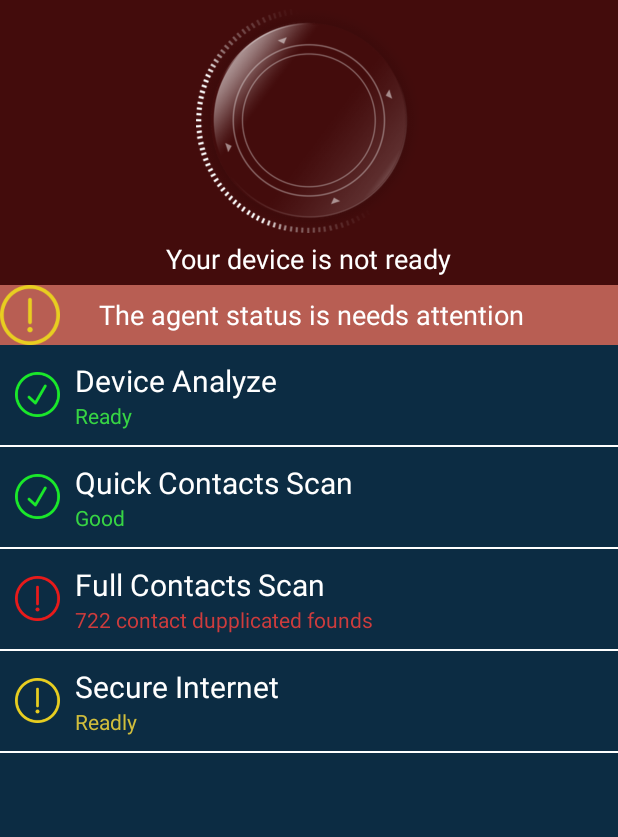
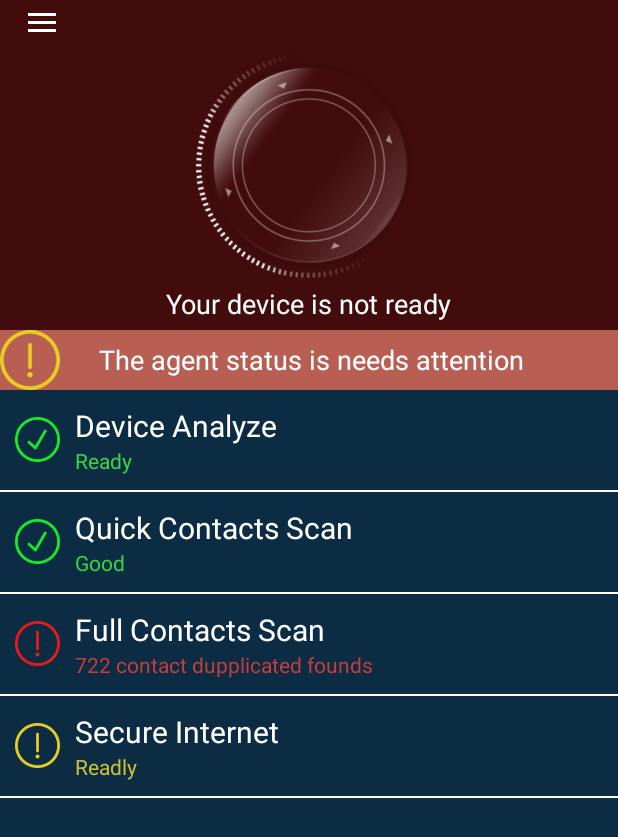
Before and after one commit to NguyenVanTienIT/AndroidMobileCleaner, an Android app: the screen it shows after launch (MainActivity), on a phone screen of 412 x 824 dp. Shown: the top 837 px of the screen. Run offline under Robolectric (Android 15) with nearby library versions, the phone set to English and light mode, and no system bars.

Commit message:
tiếp tục task mới

```diff
--- a/MobileCleaner/app/src/main/java/com/example/asus/mobilecleaner/ActivityContactsScan.kt
+++ b/MobileCleaner/app/src/main/java/com/example/asus/mobilecleaner/ActivityContactsScan.kt
@@ -57,23 +57,11 @@ class ActivityContactsScan : AbsRuntimePermission() {
         requestAppPermissions(arrayOf(Manifest.permission.READ_CONTACTS, Manifest.permission.WRITE_CONTACTS),
                 R.string.msg, REQUEST_PERMISSION)
 
-        // thực hiện cấp quyền
-        //checkAndRequestPermissions()
         updateUI()
-
-
-
-        /*btnDelete!!.setOnClickListener(object  : View.OnClickListener{
-            override fun onClick(v: View?) {
-
-            }
-        })*/
-
-
     }
 
     override fun onPermissionsGranted(requestCode: Int) {
-        Toast.makeText(applicationContext, "Permission granted", Toast.LENGTH_LONG).show()
+        //Toast.makeText(applicationContext, "Permission granted", Toast.LENGTH_LONG).show()
     }
 
 
@@ -109,7 +97,6 @@ class ActivityContactsScan : AbsRuntimePermission() {
             adapter!!.notifyDataSetChanged()
         }
     }
-
 
 
 
--- a/MobileCleaner/app/src/main/java/com/example/asus/mobilecleaner/ActivityDetailContacts.kt
+++ b/MobileCleaner/app/src/main/java/com/example/asus/mobilecleaner/ActivityDetailContacts.kt
@@ -159,7 +159,6 @@ class ActivityDetailContacts : AppCompatActivity() {
         }
         cursor.close()
 
-
         return list
     }
 
--- a/MobileCleaner/app/src/main/java/com/example/asus/mobilecleaner/FragmentHome.kt
+++ b/MobileCleaner/app/src/main/java/com/example/asus/mobilecleaner/FragmentHome.kt
@@ -12,10 +12,7 @@ import android.view.View
 import android.view.ViewGroup
 import android.view.animation.Animation
 import android.view.animation.AnimationUtils
-import android.widget.ImageView
-import android.widget.LinearLayout
-import android.widget.TextView
-import android.widget.Toast
+import android.widget.*
 
 class FragmentHome : Fragment(), Animation.AnimationListener {
 
@@ -52,6 +49,13 @@ class FragmentHome : Fragment(), Animation.AnimationListener {
     var itemSecure : LinearLayout? = null
 
 
+
+    companion object {
+
+        var open : Boolean = false
+
+    }
+
     override fun onCreateView(inflater: LayoutInflater, container: ViewGroup?, savedInstanceState: Bundle?): View? {
         var view : View = inflater.inflate(R.layout.fragment_home, container, false)
         return view
@@ -66,6 +70,8 @@ class FragmentHome : Fragment(), Animation.AnimationListener {
         textMassage = view.findViewById(R.id.massage)
         textNotice = view.findViewById(R.id.notice)
         iconNotice = view.findViewById(R.id.icon_notice)
+
+        //btnMenu = view.findViewById(R.id.btn_menu)
 
 
 
@@ -131,6 +137,9 @@ class FragmentHome : Fragment(), Animation.AnimationListener {
                 startActivity(intent2)
             }
         })
+
+
+
     }
 
 
--- a/MobileCleaner/app/src/main/java/com/example/asus/mobilecleaner/MainActivity.kt
+++ b/MobileCleaner/app/src/main/java/com/example/asus/mobilecleaner/MainActivity.kt
@@ -11,9 +11,13 @@ import android.widget.Toast
 import kotlinx.android.synthetic.main.activity_main.*
 import kotlinx.android.synthetic.main.app_bar_main.*
 import android.view.View.SYSTEM_UI_FLAG_FULLSCREEN
+import android.widget.Button
+import kotlinx.android.synthetic.main.fragment_home.*
 
 
 class MainActivity : AppCompatActivity(), NavigationView.OnNavigationItemSelectedListener {
+
+    var btnMenu : Button? = null
 
     override fun onCreate(savedInstanceState: Bundle?) {
         super.onCreate(savedInstanceState)
@@ -23,13 +27,38 @@ class MainActivity : AppCompatActivity(), NavigationView.OnNavigationItemSelecte
         setContentView(R.layout.activity_main)
 
 
-        supportFragmentManager.beginTransaction().add(R.id.container_home, FragmentHome()).commit()
 
-        /*val toggle = ActionBarDrawerToggle(this, drawer_layout, toolbar, R.string.navigation_drawer_open, R.string.navigation_drawer_close)
+        var fragment : FragmentHome = FragmentHome()
+
+        supportFragmentManager.beginTransaction().add(R.id.container_home, fragment).commit()
+        /*FragmentHome.openNavigation(fragment)!!.setOnClickListener(object : View.OnClickListener{
+            override fun onClick(v: View?) {
+                Toast.makeText(applicationContext, "Hello", Toast.LENGTH_SHORT).show()
+            }
+
+        })*/
+        /*FragmentHome.btnMenu!!.setOnClickListener(object : View.OnClickListener{
+            override fun onClick(v: View?) {
+                Toast.makeText(applicationContext, "Hello", Toast.LENGTH_SHORT).show()
+            }
+
+        })*/
+
+        //supportFragmentManager.beginTransaction().add(R.id.container_home, FragmentHome()).commit()
+
+        val toggle = ActionBarDrawerToggle(this, drawer_layout, toolbar, R.string.navigation_drawer_open, R.string.navigation_drawer_close)
         drawer_layout.addDrawerListener(toggle)
-        toggle.syncState()*/
+        toggle.syncState()
+        nav_view.setNavigationItemSelectedListener(this)
 
-        nav_view.setNavigationItemSelectedListener(this)
+      /*  btnMenu = findViewById(R.id.btn_menu)
+
+        btnMenu!!.setOnClickListener(object : View.OnClickListener{
+            override fun onClick(v: View?) {
+                drawer_layout.openDrawer(GravityCompat.START)
+            }
+
+        })*/
     }
 
     override fun onBackPressed() {
--- a/MobileCleaner/app/src/main/res/layout/app_bar_main.xml
+++ b/MobileCleaner/app/src/main/res/layout/app_bar_main.xml
@@ -1,5 +1,5 @@
 <?xml version="1.0" encoding="utf-8"?>
-<LinearLayout xmlns:android="http://schemas.android.com/apk/res/android"
+<RelativeLayout xmlns:android="http://schemas.android.com/apk/res/android"
     xmlns:app="http://schemas.android.com/apk/res-auto"
     xmlns:tools="http://schemas.android.com/tools"
     android:layout_width="match_parent"
@@ -7,22 +7,28 @@
     android:orientation="vertical"
     tools:context=".MainActivity">
 
-    <!--<android.support.design.widget.AppBarLayout
+    <android.support.design.widget.AppBarLayout
         android:layout_width="match_parent"
         android:layout_height="wrap_content"
-        >-->
-        <!--android:theme="@style/AppTheme.AppBarOverlay">-->
+        app:theme="@style/ThemeOverlay.AppCompat"
+        >
+        android:theme="@style/AppTheme.AppBarOverlay">
 
-        <!--<android.support.v7.widget.Toolbar
+        <android.support.v7.widget.Toolbar
             android:id="@+id/toolbar"
             android:layout_width="match_parent"
-            android:layout_height="?attr/actionBarSize"
+            android:layout_height="30dp"
             android:background="#430C0C"
-            />-->
-            <!--app:popupTheme="@style/AppTheme.PopupOverlay" />-->
+            app:theme="@style/ToolbarStyle"
+            />
 
-    <!--</android.support.design.widget.AppBarLayout>-->
 
-    <include layout="@layout/content_main" />
 
-</LinearLayout>
+    </android.support.design.widget.AppBarLayout>
+
+
+
+    <include layout="@layout/content_main"
+        />
+
+</RelativeLayout>
--- a/MobileCleaner/app/src/main/res/layout/fragment_home.xml
+++ b/MobileCleaner/app/src/main/res/layout/fragment_home.xml
@@ -1,5 +1,6 @@
 <?xml version="1.0" encoding="utf-8"?>
 <LinearLayout
+    android:layout_marginTop="30dp"
     xmlns:android="http://schemas.android.com/apk/res/android"
     android:layout_width="match_parent"
     android:layout_height="match_parent"
@@ -12,6 +13,7 @@
         android:layout_height="190dp"
         android:background="#430C0C"
         >
+
 
         <ImageView
             android:layout_marginTop="5dp"
@@ -30,7 +32,6 @@
             android:layout_height="150sp"
             android:src="@drawable/bg3"
             />
-
         <ImageView
             android:layout_marginTop="5dp"
             android:layout_gravity="center_horizontal"
--- a/MobileCleaner/app/src/main/res/values/styles.xml
+++ b/MobileCleaner/app/src/main/res/values/styles.xml
@@ -7,6 +7,11 @@
         <item name="colorPrimaryDark">@color/colorPrimaryDark</item>
         <item name="colorAccent">@color/colorAccent</item>
 
+    </style>
+
+    <style name="ToolbarStyle" parent="@style/ThemeOverlay.AppCompat.ActionBar">
+        <!-- Customize color of navigation drawer icon and back arrow -->
+        <item name="colorControlNormal">#FFF</item>
     </style>
 
    <!-- <style name="AppTheme.NoActionBar">
```
Also changed, not shown: MobileCleaner/app/src/main/res/drawable/bt_menu.png (added), MobileCleaner/app/src/main/res/drawable/icon_menu.png (added).
